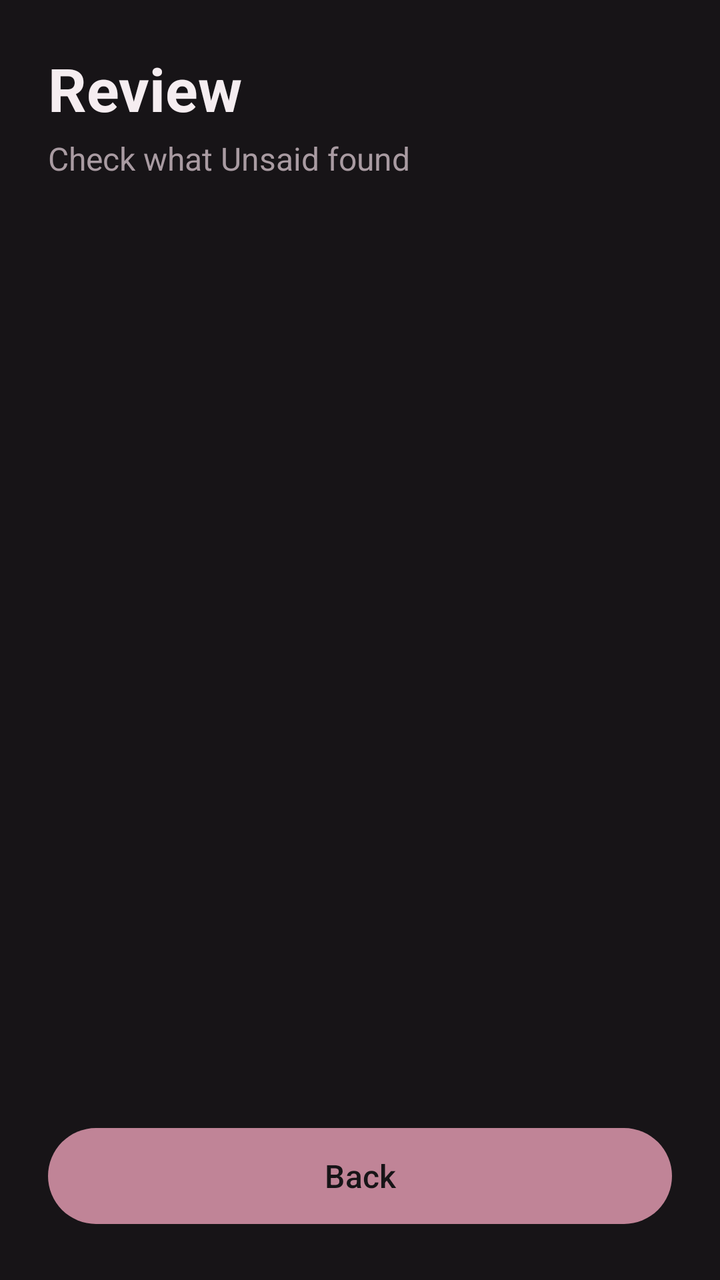
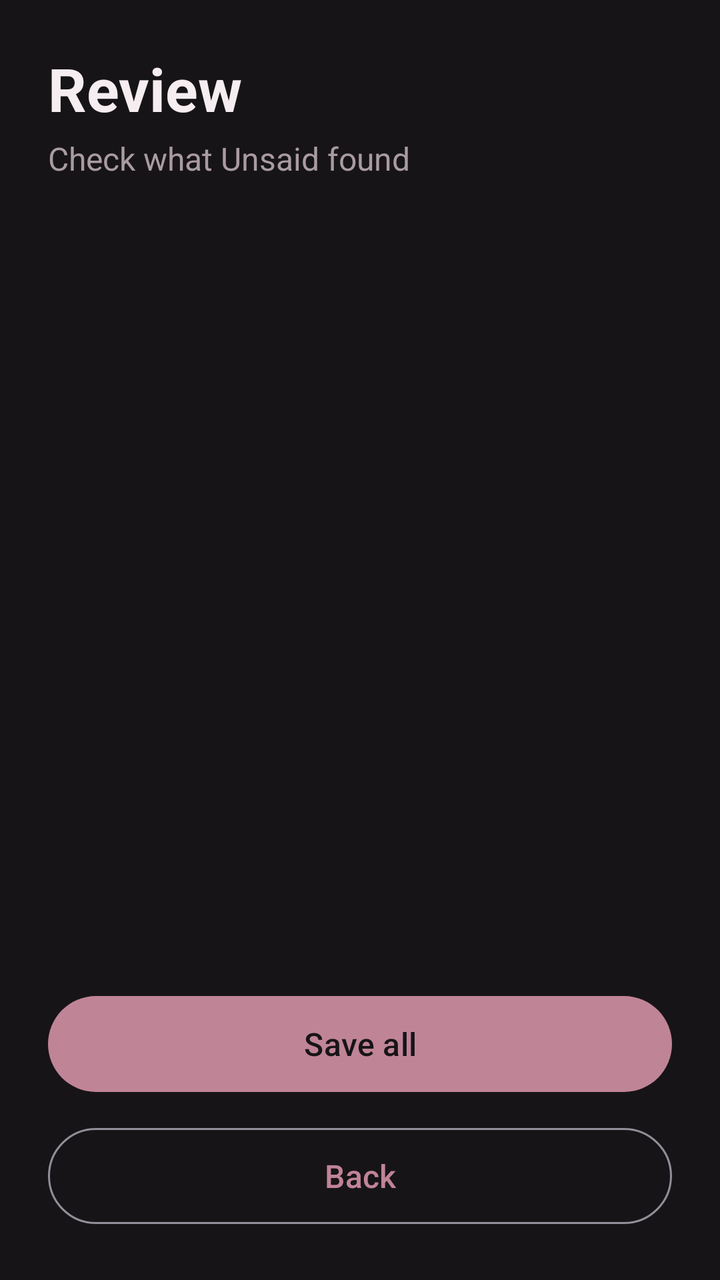

The first picture is an Android layout as it rendered before a commit; the second is the same layout after the commit. The layout source and the unified diff follow.
<!-- AndroidManifest.xml: application theme Theme.Unsaid -->
<!-- res/layout/activity_review.xml -->
<?xml version="1.0" encoding="utf-8"?>
<LinearLayout xmlns:android="http://schemas.android.com/apk/res/android"
    xmlns:app="http://schemas.android.com/apk/res-auto"
    android:layout_width="match_parent"
    android:layout_height="match_parent"
    android:background="@color/unsaid_background"
    android:orientation="vertical"
    android:padding="24dp">

    <TextView
        android:layout_width="wrap_content"
        android:layout_height="wrap_content"
        android:text="Review"
        android:textColor="@color/unsaid_text"
        android:textSize="30sp"
        android:textStyle="bold" />

    <TextView
        android:layout_width="wrap_content"
        android:layout_height="wrap_content"
        android:layout_marginTop="4dp"
        android:text="Check what Unsaid found"
        android:textColor="@color/unsaid_text_secondary"
        android:textSize="16sp" />

    <ScrollView
        android:layout_width="match_parent"
        android:layout_height="0dp"
        android:layout_marginTop="24dp"
        android:layout_weight="1">

        <LinearLayout
            android:id="@+id/taskList"
            android:layout_width="match_parent"
            android:layout_height="wrap_content"
            android:orientation="vertical" />
    </ScrollView>

    <com.google.android.material.button.MaterialButton
        android:id="@+id/btnBack"
        android:layout_width="match_parent"
        android:layout_height="56dp"
        android:layout_marginTop="16dp"
        android:text="Back"
        android:textSize="16sp"
        app:cornerRadius="28dp" />
</LinearLayout>
<!-- resources referenced by this layout -->
<resources>
  <color name="unsaid_background">#171417</color>
  <color name="unsaid_text">#F5EDF0</color>
  <color name="unsaid_text_secondary">#A99BA2</color>
  <style name="Theme.Unsaid" parent="Base.Theme.Unsaid" />
  <style name="Base.Theme.Unsaid" parent="Theme.Material3.Dark.NoActionBar">
          <item name="colorPrimary">@color/unsaid_accent</item>
          <item name="colorOnPrimary">@color/unsaid_background</item>
          <item name="android:colorBackground">@color/unsaid_background</item>
          <item name="colorOnBackground">@color/unsaid_text</item>
          <item name="colorSurface">@color/unsaid_surface</item>
          <item name="colorOnSurface">@color/unsaid_text</item>
          <item name="colorOnSurfaceVariant">@color/unsaid_text_secondary</item>
          <item name="android:statusBarColor">@color/unsaid_background</item>
          <item name="android:navigationBarColor">@color/unsaid_background</item>
      </style>
  <color name="unsaid_accent">#C08497</color>
  <color name="unsaid_surface">#242025</color>
</resources>

<!-- the commit's change to res/layout/activity_review.xml (unified diff, before → after) -->
@@ -37,11 +37,22 @@
     </ScrollView>
 
     <com.google.android.material.button.MaterialButton
-        android:id="@+id/btnBack"
+        android:id="@+id/btnSave"
         android:layout_width="match_parent"
         android:layout_height="56dp"
         android:layout_marginTop="16dp"
+        android:text="Save all"
+        android:textSize="16sp"
+        app:cornerRadius="28dp" />
+
+    <com.google.android.material.button.MaterialButton
+        android:id="@+id/btnBack"
+        style="@style/Widget.Material3.Button.OutlinedButton"
+        android:layout_width="match_parent"
+        android:layout_height="56dp"
+        android:layout_marginTop="10dp"
         android:text="Back"
         android:textSize="16sp"
         app:cornerRadius="28dp" />
+
 </LinearLayout>
